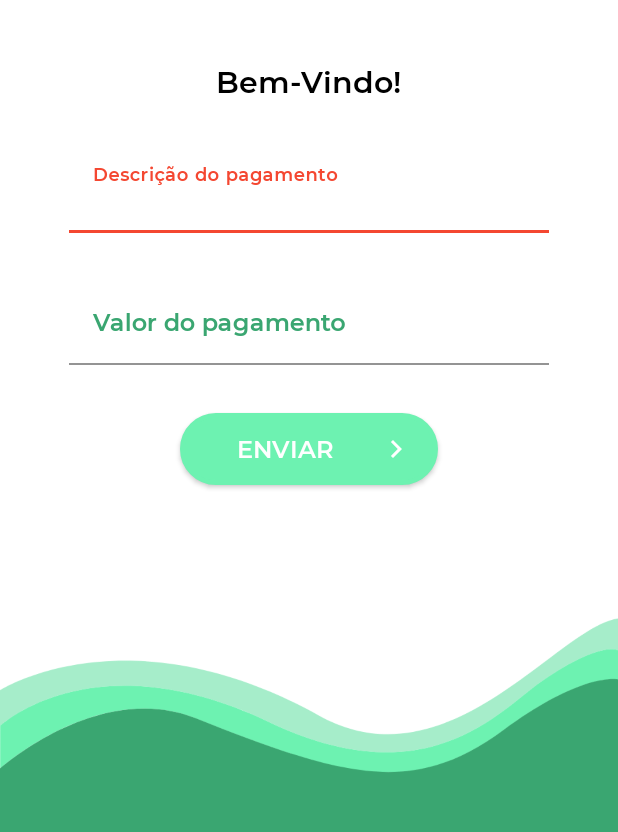
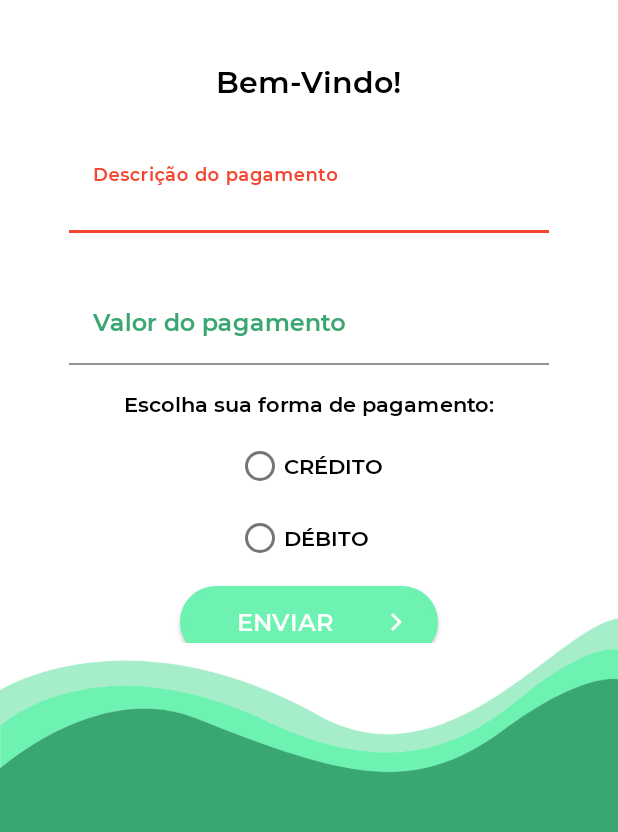
Before and after one commit to Duarte-K/easy-pay, an Android app: the screen it shows after launch (MainActivity), on a phone screen of 412 x 824 dp, the part 309-1141 px from its top. Run offline under Robolectric (Android 15) with nearby library versions, the phone set to English and light mode, and no system bars.

Commit message:
Iniciação da implementação da API

```diff
--- a/app/src/main/java/com/example/easypay/fragments/DescriptionFragment.java
+++ b/app/src/main/java/com/example/easypay/fragments/DescriptionFragment.java
@@ -23,6 +23,7 @@ public class DescriptionFragment extends Fragment {
     private PayModel pay;
     private EditText description, value;
 
+
     public DescriptionFragment() {
         // Required empty public constructor
     }
@@ -42,9 +43,9 @@ public class DescriptionFragment extends Fragment {
         btnEnviar.setOnClickListener(new View.OnClickListener() {
             @Override
             public void onClick(View v) {
-                PayOptionFragment payOptionFragment = new PayOptionFragment();
+                InstallmentsFragment installmentsFragment = new InstallmentsFragment();
                 FragmentTransaction transaction = getFragmentManager().beginTransaction();
-                transaction.replace(R.id.frame_conteudo, payOptionFragment);
+                transaction.replace(R.id.frame_conteudo, installmentsFragment);
                 transaction.commit();
             }
         });
@@ -67,9 +68,9 @@ public class DescriptionFragment extends Fragment {
             }else{
                 valueFloat =  Float.parseFloat(valueFormat.replaceAll(",", "."));
             }
-
             pay.setDescription(descpay);
             pay.setPayValue(valueFloat);
+
         }
 
     }
--- a/app/src/main/res/layout/fragment_description.xml
+++ b/app/src/main/res/layout/fragment_description.xml
@@ -4,7 +4,7 @@
     xmlns:tools="http://schemas.android.com/tools"
     android:id="@+id/Layout"
     android:layout_width="match_parent"
-    android:layout_height="match_parent"
+    android:layout_height="wrap_content"
     tools:context=".fragments.DescriptionFragment">
 
     <!-- TODO: Update blank fragment layout -->
@@ -26,16 +26,18 @@
         android:id="@+id/btn_enviar"
         android:layout_width="0dp"
         android:layout_height="wrap_content"
-        android:layout_marginTop="32dp"
+        android:layout_marginTop="8dp"
         android:background="@drawable/rounded_bg_green"
-        android:drawableRight="@drawable/ic_right"
+        android:drawableEnd="@drawable/ic_right"
         android:fontFamily="@font/montserrat_semibold"
         android:text="@string/send_desc"
         android:textAppearance="@style/TextAppearance.AppCompat.Body1"
         android:textSize="16sp"
         app:layout_constraintEnd_toStartOf="@+id/guideline13"
+        app:layout_constraintHorizontal_bias="0.0"
         app:layout_constraintStart_toStartOf="@+id/guideline4"
-        app:layout_constraintTop_toBottomOf="@+id/textInputLayout2" />
+        app:layout_constraintTop_toBottomOf="@+id/radioGroup"
+        tools:ignore="TextContrastCheck" />
 
     <com.google.android.material.textfield.TextInputLayout
         android:id="@+id/textInputLayout"
@@ -58,9 +60,11 @@
             android:layout_height="wrap_content"
             android:fontFamily="@font/montserrat_semibold"
             android:hint="@string/desc"
+            android:singleLine="true"
             android:textAppearance="@style/TextAppearance.AppCompat.Body1"
-            android:textColor="@color/black"
-            android:textColorHint="@color/black"
+            android:textColor="@color/primary"
+            android:textColorHint="@color/primary"
+            android:textColorLink="@color/primary"
             android:textSize="16sp" />
     </com.google.android.material.textfield.TextInputLayout>
 
@@ -89,6 +93,8 @@
             android:inputType="number"
             android:textAppearance="@style/TextAppearance.AppCompat.Body1"
             android:textColor="@color/black"
+            android:textColorHighlight="@color/primary"
+            android:textColorLink="@color/primary"
             android:textSize="16sp" />
 
 
@@ -108,4 +114,45 @@
         android:orientation="vertical"
         app:layout_constraintGuide_end="90dp" />
 
+    <TextView
+        android:id="@+id/textView2"
+        android:layout_width="wrap_content"
+        android:layout_height="wrap_content"
+        android:layout_marginTop="16dp"
+        android:fontFamily="@font/montserrat_semibold"
+        android:text="@string/pagamento"
+        android:textColor="@color/black"
+        app:layout_constraintEnd_toStartOf="@+id/guideline13"
+        app:layout_constraintStart_toStartOf="@+id/guideline4"
+        app:layout_constraintTop_toBottomOf="@+id/textInputLayout2" />
+
+    <RadioGroup
+        android:id="@+id/radioGroup"
+        android:layout_width="wrap_content"
+        android:layout_height="wrap_content"
+        android:layout_marginTop="8dp"
+        app:layout_constraintEnd_toStartOf="@+id/guideline13"
+        app:layout_constraintStart_toStartOf="@+id/guideline4"
+        app:layout_constraintTop_toBottomOf="@+id/textView2">
+
+        <RadioButton
+            android:id="@+id/radioButton4"
+            android:layout_width="match_parent"
+            android:layout_height="wrap_content"
+            android:fontFamily="@font/montserrat_semibold"
+            android:text="@string/credito"
+            android:textAppearance="@style/TextAppearance.AppCompat.Body1"
+            android:textColor="@color/black"
+            android:textStyle="bold" />
+
+        <RadioButton
+            android:id="@+id/radioButton5"
+            android:layout_width="match_parent"
+            android:layout_height="wrap_content"
+            android:fontFamily="@font/montserrat_semibold"
+            android:text="@string/debito"
+            android:textAppearance="@style/TextAppearance.AppCompat.Body1"
+            android:textColor="@color/black" />
+    </RadioGroup>
+
 </androidx.constraintlayout.widget.ConstraintLayout>
```
